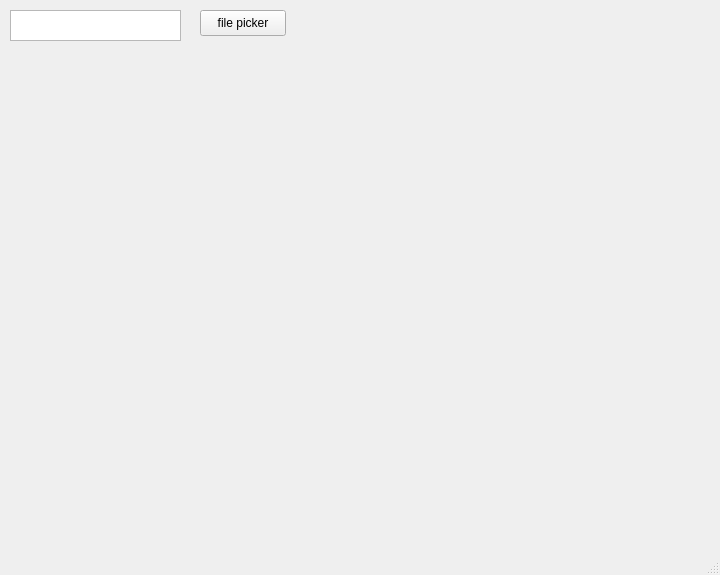
This is mainwindow.ui in socket772/mass-audio-converter as Qt 5 draws it before an edit. The edited form follows.
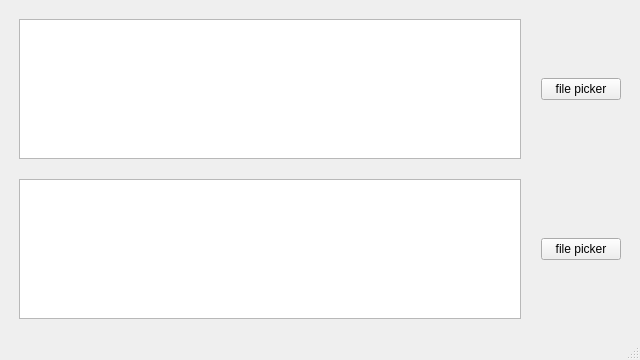
This is the edited form. Icons and pictures are not drawn.

Commit message: Added output folder file picker. Updated ui to reflect new function

```diff
--- a/mainwindow.ui
+++ b/mainwindow.ui
@@ -6,33 +6,102 @@
    <rect>
     <x>0</x>
     <y>0</y>
-    <width>720</width>
-    <height>575</height>
+    <width>640</width>
+    <height>360</height>
    </rect>
   </property>
+  <property name="sizePolicy">
+   <sizepolicy hsizetype="Preferred" vsizetype="Preferred">
+    <horstretch>0</horstretch>
+    <verstretch>0</verstretch>
+   </sizepolicy>
+  </property>
+  <property name="minimumSize">
+   <size>
+    <width>640</width>
+    <height>360</height>
+   </size>
+  </property>
   <property name="windowTitle">
    <string notr="true">Mass Audio Converter</string>
   </property>
   <widget class="QWidget" name="centralwidget">
+   <property name="sizePolicy">
+    <sizepolicy hsizetype="Expanding" vsizetype="Expanding">
+     <horstretch>0</horstretch>
+     <verstretch>1</verstretch>
+    </sizepolicy>
+   </property>
+   <property name="layoutDirection">
+    <enum>Qt::LayoutDirection::LeftToRight</enum>
+   </property>
+   <layout class="QGridLayout" name="gridLayout_2">
+    <item row="0" column="0">
+     <layout class="QGridLayout" name="gridLayout">
+      <property name="sizeConstraint">
+       <enum>QLayout::SizeConstraint::SetDefaultConstraint</enum>
+      </property>
+      <property name="leftMargin">
+       <number>10</number>
+      </property>
+      <property name="topMargin">
+       <number>10</number>
+      </property>
+      <property name="rightMargin">
+       <number>10</number>
+      </property>
+      <property name="bottomMargin">
+       <number>10</number>
+      </property>
+      <property name="spacing">
+       <number>20</number>
+      </property>
+      <item row="0" column="0">
    <widget class="QPlainTextEdit" name="inputFolderTextEdit">
-    <property name="geometry">
-     <rect>
-      <x>10</x>
-      <y>10</y>
-      <width>171</width>
-      <height>31</height>
-     </rect>
-    </property>
-   </widget>
+        <property name="sizePolicy">
+         <sizepolicy hsizetype="Preferred" vsizetype="Preferred">
+          <horstretch>0</horstretch>
+          <verstretch>0</verstretch>
+         </sizepolicy>
+        </property>
+        <property name="acceptDrops">
+         <bool>false</bool>
+        </property>
+        <property name="verticalScrollBarPolicy">
+         <enum>Qt::ScrollBarPolicy::ScrollBarAlwaysOff</enum>
+        </property>
+        <property name="horizontalScrollBarPolicy">
+         <enum>Qt::ScrollBarPolicy::ScrollBarAlwaysOff</enum>
+        </property>
+        <property name="lineWrapMode">
+         <enum>QPlainTextEdit::LineWrapMode::NoWrap</enum>
+        </property>
+        <property name="readOnly">
+         <bool>false</bool>
+        </property>
+       </widget>
+      </item>
+      <item row="1" column="0">
+       <widget class="QPlainTextEdit" name="outputFolderTextEdit">
+        <property name="acceptDrops">
+         <bool>false</bool>
+        </property>
+        <property name="verticalScrollBarPolicy">
+         <enum>Qt::ScrollBarPolicy::ScrollBarAlwaysOff</enum>
+        </property>
+        <property name="horizontalScrollBarPolicy">
+         <enum>Qt::ScrollBarPolicy::ScrollBarAlwaysOff</enum>
+        </property>
+        <property name="lineWrapMode">
+         <enum>QPlainTextEdit::LineWrapMode::NoWrap</enum>
+        </property>
+        <property name="readOnly">
+         <bool>false</bool>
+        </property>
+       </widget>
+      </item>
+      <item row="0" column="1">
    <widget class="QPushButton" name="inputFilePickerPushButton">
-    <property name="geometry">
-     <rect>
-      <x>200</x>
-      <y>10</y>
-      <width>86</width>
-      <height>26</height>
-     </rect>
-    </property>
     <property name="text">
      <string>file picker</string>
     </property>
@@ -46,16 +115,26 @@
      <bool>false</bool>
     </property>
    </widget>
-  </widget>
-  <widget class="QMenuBar" name="menubar">
-   <property name="geometry">
-    <rect>
-     <x>0</x>
-     <y>0</y>
-     <width>720</width>
-     <height>23</height>
-    </rect>
-   </property>
+      </item>
+      <item row="1" column="1">
+       <widget class="QPushButton" name="outputFilePickerPushButton">
+        <property name="text">
+         <string>file picker</string>
+        </property>
+        <property name="icon">
+         <iconset theme="QIcon::ThemeIcon::FolderOpen"/>
+        </property>
+        <property name="checkable">
+         <bool>false</bool>
+        </property>
+        <property name="flat">
+         <bool>false</bool>
+        </property>
+       </widget>
+      </item>
+     </layout>
+    </item>
+   </layout>
   </widget>
   <widget class="QStatusBar" name="statusbar"/>
  </widget>
```
Lines whose indentation alone changed are shown as unchanged. The commit also changes 1 other file.
